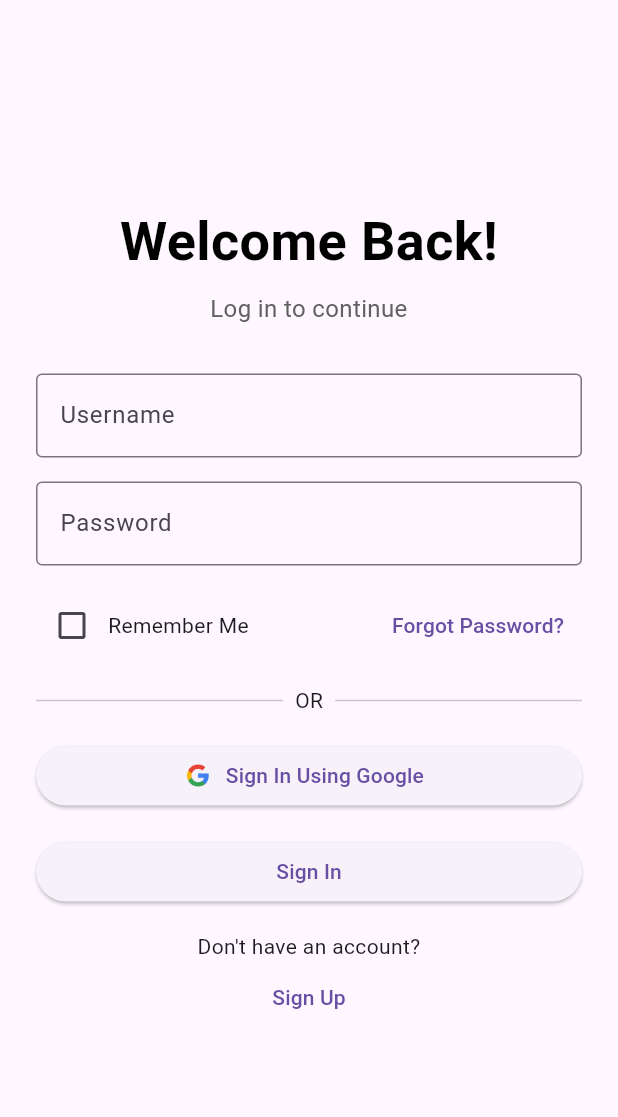
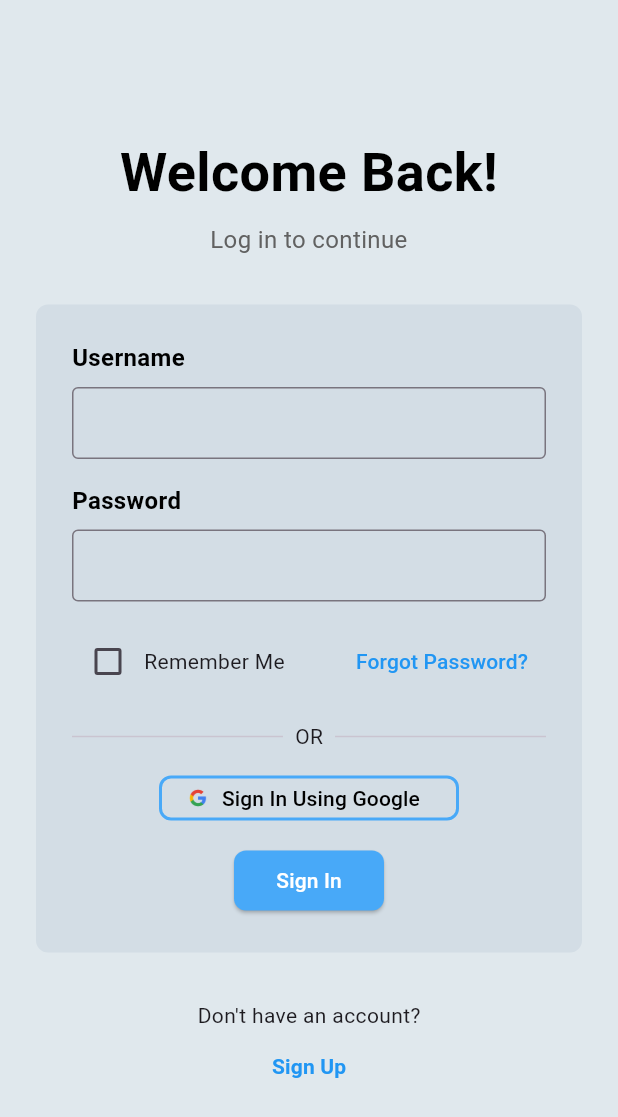
Before and after one commit to shubham-pokhrel/healthcare-app, a Flutter app: the screen it shows after launch, on a phone screen of 412 x 824 dp. Shown: the top 1117 px of the screen. Run offline on Flutter 3.47's test engine with Material 3 defaults, Android fonts, the phone set to English and light mode, and no system bars.

Commit message:
adjusted design for desktop

```diff
--- a/lib/screens/login_screen.dart
+++ b/lib/screens/login_screen.dart
@@ -6,18 +6,20 @@ class LoginScreen extends StatefulWidget {
 }
 
 class _LoginScreenState extends State<LoginScreen> {
-  bool _rememberMe = false; // checkbox state
+  bool _rememberMe = false;
 
   @override
   Widget build(BuildContext context) {
     return Scaffold(
+      backgroundColor: Color(0xFFE0E8ED), // Light background color for the page
       body: Center(
         child: Padding(
           padding: const EdgeInsets.symmetric(horizontal: 24.0),
           child: Column(
             mainAxisAlignment: MainAxisAlignment.center,
-            crossAxisAlignment: CrossAxisAlignment.stretch,
+            crossAxisAlignment: CrossAxisAlignment.center,
             children: [
+              // Welcome Text Outside the Box
               Text(
                 "Welcome Back!",
                 textAlign: TextAlign.center,
@@ -37,21 +39,62 @@ class _LoginScreenState extends State<LoginScreen> {
                 ),
               ),
               SizedBox(height: 32),
+              // Box containing the form elements
+              Container(
+                padding: EdgeInsets.all(24),
+                decoration: BoxDecoration(
+                  color: Color(0xFFD3DDE5), // Light grey background color
+                  borderRadius: BorderRadius.circular(8),
+                ),
+                child: Column(
+                  crossAxisAlignment: CrossAxisAlignment.stretch,
+                  children: [
+                    // Username Input
+                    Column(
+                      crossAxisAlignment: CrossAxisAlignment.start,
+                      children: [
+                        Text(
+                          "Username",
+                          style: TextStyle(
+                            fontSize: 16,
+                            fontWeight: FontWeight.bold,
+                            color: Colors.black,
+                          ),
+                        ),
+                        SizedBox(height: 8),
                         TextField(
                           decoration: InputDecoration(
-                  labelText: "Username",
                             border: OutlineInputBorder(),
+                            contentPadding: EdgeInsets.symmetric(horizontal: 12),
                           ),
                         ),
+                      ],
+                    ),
                     SizedBox(height: 16),
+                    // Password Input
+                    Column(
+                      crossAxisAlignment: CrossAxisAlignment.start,
+                      children: [
+                        Text(
+                          "Password",
+                          style: TextStyle(
+                            fontSize: 16,
+                            fontWeight: FontWeight.bold,
+                            color: Colors.black,
+                          ),
+                        ),
+                        SizedBox(height: 8),
                         TextField(
                           obscureText: true,
                           decoration: InputDecoration(
-                  labelText: "Password",
                             border: OutlineInputBorder(),
+                            contentPadding: EdgeInsets.symmetric(horizontal: 12),
                           ),
                         ),
+                      ],
+                    ),
                     SizedBox(height: 16),
+                    // Remember Me and Forgot Password
                     Row(
                       mainAxisAlignment: MainAxisAlignment.spaceBetween,
                       children: [
@@ -61,7 +104,7 @@ class _LoginScreenState extends State<LoginScreen> {
                               value: _rememberMe,
                               onChanged: (bool? value) {
                                 setState(() {
-                            _rememberMe = value ?? false; // Update checkbox state
+                                  _rememberMe = value ?? false;
                                 });
                               },
                             ),
@@ -70,11 +113,15 @@ class _LoginScreenState extends State<LoginScreen> {
                         ),
                         TextButton(
                           onPressed: () {},
-                    child: Text("Forgot Password?"),
+                          child: Text(
+                            "Forgot Password?",
+                            style: TextStyle(color: Colors.blue),
+                          ),
                         ),
                       ],
                     ),
                     SizedBox(height: 16),
+                    // OR Divider
                     Row(
                       children: [
                         Expanded(child: Divider()),
@@ -86,24 +133,78 @@ class _LoginScreenState extends State<LoginScreen> {
                       ],
                     ),
                     SizedBox(height: 16),
-              ElevatedButton.icon(
+                    // Google Sign In Button
+                    Align(
+                      alignment: Alignment.center,
+                      child: LayoutBuilder(
+                        builder: (context, constraints) {
+                          double buttonWidth = constraints.maxWidth > 600 ? 265 : 200;
+                          double buttonHeight = constraints.maxWidth > 600 ? 52 : 30;
+
+                          return SizedBox(
+                            width: buttonWidth,
+                            height: buttonHeight,
+                            child: OutlinedButton.icon(
                               onPressed: () {},
-                icon: Image.asset('lib/assets/google_icon.png', height: 24),
+                              icon: Image.asset(
+                                'lib/assets/google_icon.png',
+                                height: buttonHeight * 0.6,
+                              ),
                               label: Text("Sign In Using Google"),
+                              style: OutlinedButton.styleFrom(
+                                side: BorderSide(color: Color(0xFF48A9F8), width: 2),
+                                foregroundColor: Colors.black,
+                                shape: RoundedRectangleBorder(
+                                  borderRadius: BorderRadius.circular(8),
+                                ),
+                              ),
+                            ),
+                          );
+                        },
+                      ),
                     ),
                     SizedBox(height: 16),
-              ElevatedButton(
+                    // Sign In Button
+                    Align(
+                      alignment: Alignment.center,
+                      child: LayoutBuilder(
+                        builder: (context, constraints) {
+                          double buttonWidth = constraints.maxWidth > 600 ? 140 : 81;
+                          double buttonHeight = constraints.maxWidth > 600 ? 45 : 24;
+
+                          return SizedBox(
+                            width: 100,
+                            child: ElevatedButton(
                               onPressed: () {},
                               child: Text("Sign In"),
+                              style: ElevatedButton.styleFrom(
+                                foregroundColor: Colors.white,
+                                backgroundColor: Color(0xFF48A9F8),
+                                padding: EdgeInsets.symmetric(vertical: 10),
+                                shape: RoundedRectangleBorder(
+                                  borderRadius: BorderRadius.circular(8),
                                 ),
-              SizedBox(height: 16),
-              Text(
-                "Don't have an account?",
-                textAlign: TextAlign.center,
                               ),
+                            ),
+                          );
+                        },
+                      ),
+                    ),
+                  ],
+                ),
+              ),
+              SizedBox(height: 32),
+              // Sign Up Text Outside the Box
+              Text("Don't have an account?"),
               TextButton(
                 onPressed: () {},
-                child: Text("Sign Up"),
+                child: Text(
+                  "Sign Up",
+                  style: TextStyle(
+                    color: Colors.blue,
+                    fontWeight: FontWeight.bold,
+                  ),
+                ),
               ),
             ],
           ),
```
Lines whose indentation alone changed are shown as unchanged.
